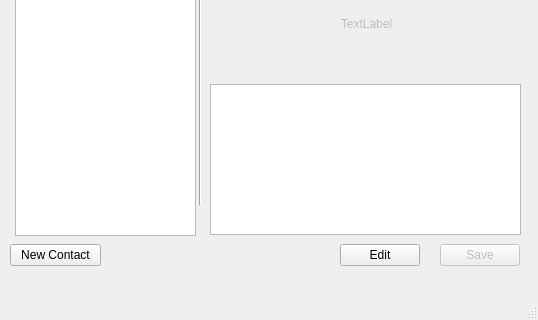
This is interface.ui in cqoverly/SimpleContacts as Qt 5 draws it before an edit; both pictures show x 0 to 538 and y 256 to 576 of the 538 by 576 pixel window. The edited form follows.
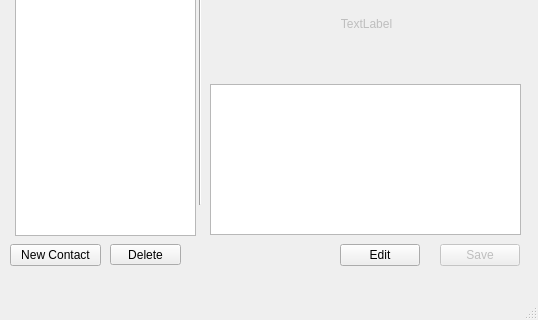
This is the edited form.

Commit message: added delete button.

Patch:
```diff
--- a/interface.ui
+++ b/interface.ui
@@ -326,6 +326,19 @@
      <set>Qt::AlignCenter</set>
     </property>
    </widget>
+   <widget class="QPushButton" name="btn_delete">
+    <property name="geometry">
+     <rect>
+      <x>110</x>
+      <y>500</y>
+      <width>71</width>
+      <height>21</height>
+     </rect>
+    </property>
+    <property name="text">
+     <string>Delete</string>
+    </property>
+   </widget>
   </widget>
   <widget class="QMenuBar" name="menubar">
    <property name="geometry">
```
Left out of the diff: 2 changed lines with no effect on the pictures.
